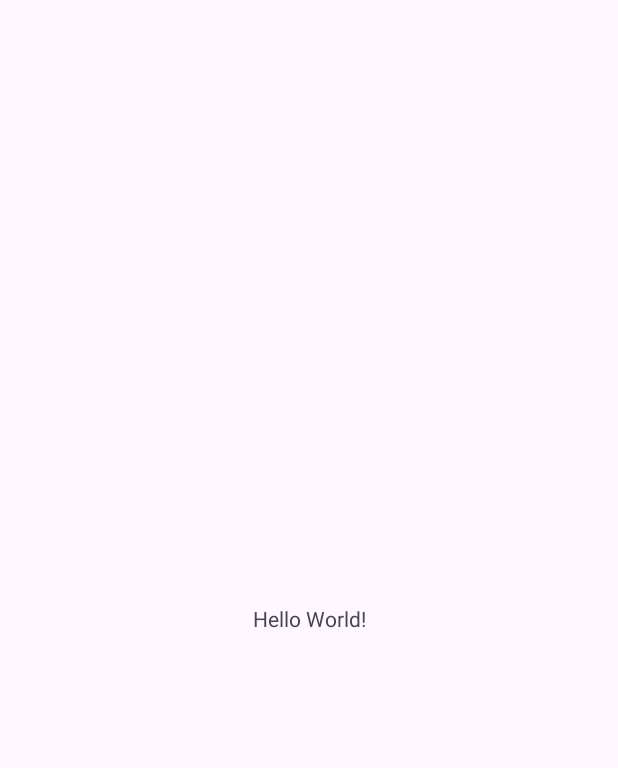
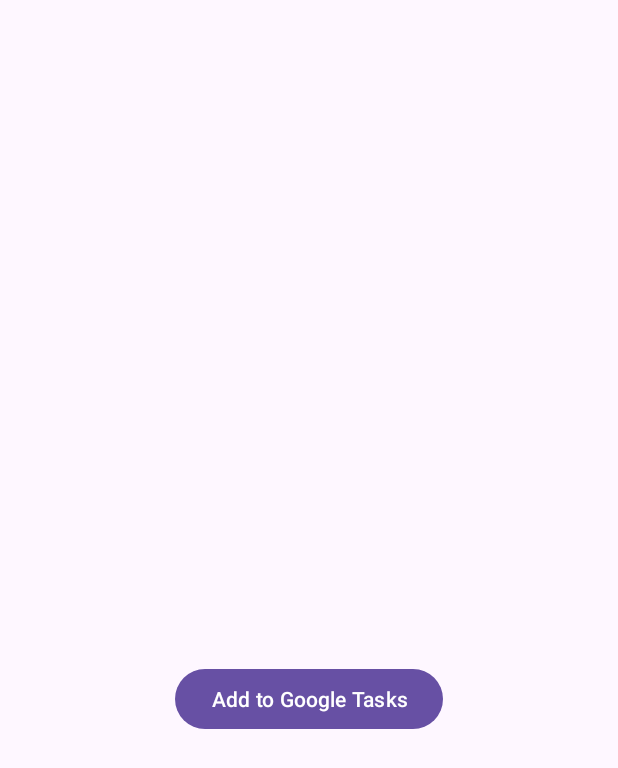
Before and after one commit to shiinasugioka/tasknest-tester, an Android app: the screen it shows after launch (MainActivity), on a phone screen of 412 x 824 dp. Before the commit the part shown is almost empty. Shown: the top 768 px of the screen. Run offline under Robolectric (Android 15) with nearby library versions, the phone set to English and light mode, and no system bars.

```diff
--- a/app/src/main/java/edu/uw/ischool/shiina12/tasknest_tester/MainActivity.kt
+++ b/app/src/main/java/edu/uw/ischool/shiina12/tasknest_tester/MainActivity.kt
@@ -8,4 +8,6 @@ class MainActivity : AppCompatActivity() {
         super.onCreate(savedInstanceState)
         setContentView(R.layout.activity_main)
     }
+
+
 }
--- a/app/src/main/res/layout/activity_main.xml
+++ b/app/src/main/res/layout/activity_main.xml
@@ -6,10 +6,15 @@
     android:layout_height="match_parent"
     tools:context=".MainActivity">
 
-    <TextView
+    <Button
+        android:id="@+id/button"
         android:layout_width="wrap_content"
         android:layout_height="wrap_content"
-        android:text="Hello World!"
+        android:layout_marginStart="115dp"
+        android:layout_marginTop="395dp"
+        android:layout_marginEnd="116dp"
+        android:layout_marginBottom="288dp"
+        android:text="Add to Google Tasks"
         app:layout_constraintBottom_toBottomOf="parent"
         app:layout_constraintEnd_toEndOf="parent"
         app:layout_constraintStart_toStartOf="parent"
--- a/settings.gradle.kts
+++ b/settings.gradle.kts
@@ -13,5 +13,6 @@ dependencyResolutionManagement {
     }
 }
 
+
 rootProject.name = "tasknest-tester"
 include(":app")
```
Also changed, not shown: app/build.gradle.kts (+9 -3 lines).
